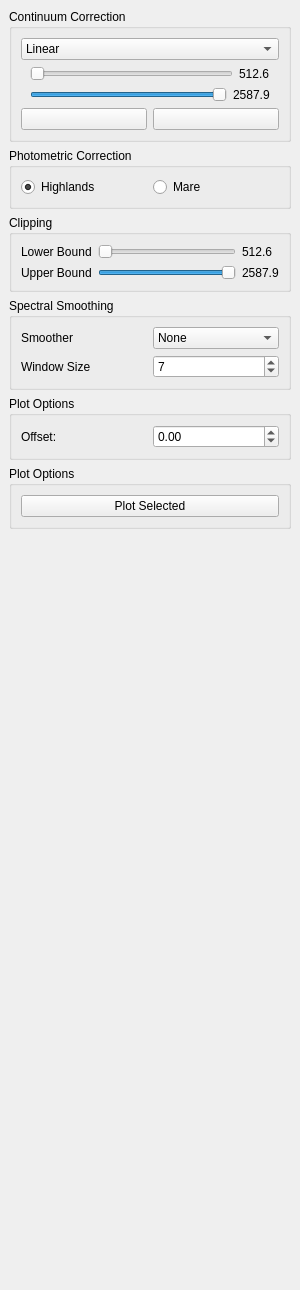
The window that spectralprofiler_dockwidget_base.ui (lesliemayer/spectralProfiler) describes before a commit, drawn with Qt 5.
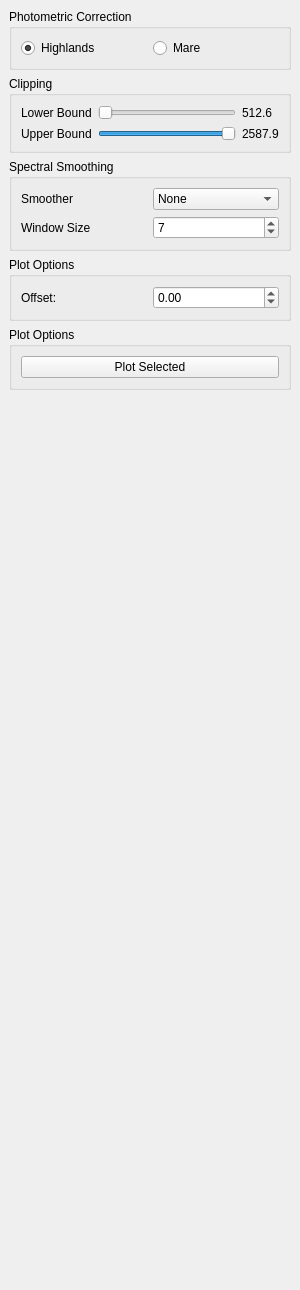
The same window after the commit. Icons and pictures are not drawn.

Commit message: Feat : removing continuum correction box from the main dialog box

The edit to the form file:
```diff
--- a/spectralprofiler_dockwidget_base.ui
+++ b/spectralprofiler_dockwidget_base.ui
@@ -54,146 +54,6 @@
           </size>
          </property>
          <layout class="QVBoxLayout" name="verticalLayout_2">
-          <item>
-           <widget class="QGroupBox" name="groupBox_6">
-            <property name="sizePolicy">
-             <sizepolicy hsizetype="Preferred" vsizetype="Preferred">
-              <horstretch>0</horstretch>
-              <verstretch>0</verstretch>
-             </sizepolicy>
-            </property>
-            <property name="maximumSize">
-             <size>
-              <width>16777215</width>
-              <height>16777215</height>
-             </size>
-            </property>
-            <property name="title">
-             <string>Continuum Correction</string>
-            </property>
-            <layout class="QGridLayout" name="gridLayout_7">
-             <item row="2" column="0">
-              <widget class="QPushButton" name="add_endpoint">
-               <property name="toolTip">
-                <string>Add Wavelength</string>
-               </property>
-               <property name="text">
-                <string/>
-               </property>
-               <property name="icon">
-                <iconset>
-                 <normaloff>icons/add.png</normaloff>icons/add.png</iconset>
-               </property>
-              </widget>
-             </item>
-             <item row="2" column="1">
-              <widget class="QPushButton" name="remove_endpoint">
-               <property name="toolTip">
-                <string>Remove Wavelength</string>
-               </property>
-               <property name="text">
-                <string/>
-               </property>
-               <property name="icon">
-                <iconset>
-                 <normaloff>icons/remove.png</normaloff>icons/remove.png</iconset>
-               </property>
-              </widget>
-             </item>
-             <item row="0" column="0" colspan="2">
-              <widget class="QComboBox" name="correction_method">
-               <item>
-                <property name="text">
-                 <string>Linear</string>
-                </property>
-               </item>
-               <item>
-                <property name="text">
-                 <string>Regression</string>
-                </property>
-               </item>
-               <item>
-                <property name="text">
-                 <string>Polynomial</string>
-                </property>
-               </item>
-               <item>
-                <property name="text">
-                 <string>None</string>
-                </property>
-               </item>
-              </widget>
-             </item>
-             <item row="1" column="0" colspan="2">
-              <widget class="QWidget" name="widget_6" native="true">
-               <layout class="QVBoxLayout" name="cc_slider_vlb">
-                <property name="topMargin">
-                 <number>0</number>
-                </property>
-                <property name="bottomMargin">
-                 <number>0</number>
-                </property>
-                <item>
-                 <widget class="QWidget" name="widget_7" native="true">
-                  <layout class="QHBoxLayout" name="horizontalLayout_3">
-                   <property name="margin">
-                    <number>0</number>
-                   </property>
-                   <item>
-                    <widget class="QSlider" name="continuum_bottom">
-                     <property name="maximum">
-                      <number>268</number>
-                     </property>
-                     <property name="orientation">
-                      <enum>Qt::Horizontal</enum>
-                     </property>
-                    </widget>
-                   </item>
-                   <item>
-                    <widget class="QLabel" name="continuum_bottom_label">
-                     <property name="text">
-                      <string>512.6</string>
-                     </property>
-                    </widget>
-                   </item>
-                  </layout>
-                 </widget>
-                </item>
-                <item>
-                 <widget class="QWidget" name="widget_8" native="true">
-                  <layout class="QHBoxLayout" name="horizontalLayout_4">
-                   <property name="margin">
-                    <number>0</number>
-                   </property>
-                   <item>
-                    <widget class="QSlider" name="continuum_top">
-                     <property name="maximum">
-                      <number>268</number>
-                     </property>
-                     <property name="sliderPosition">
-                      <number>268</number>
-                     </property>
-                     <property name="orientation">
-                      <enum>Qt::Horizontal</enum>
-                     </property>
-                    </widget>
-                   </item>
-                   <item>
-                    <widget class="QLabel" name="continuum_top_label">
-                     <property name="text">
-                      <string>2587.9</string>
-                     </property>
-                    </widget>
-                   </item>
-                  </layout>
-                 </widget>
-                </item>
-               </layout>
-              </widget>
-             </item>
-            </layout>
-           </widget>
-          </item>
           <item>
            <widget class="QGroupBox" name="correction_group">
             <property name="title">
```
Left out of the diff: 22 changed lines with no effect on the pictures.
